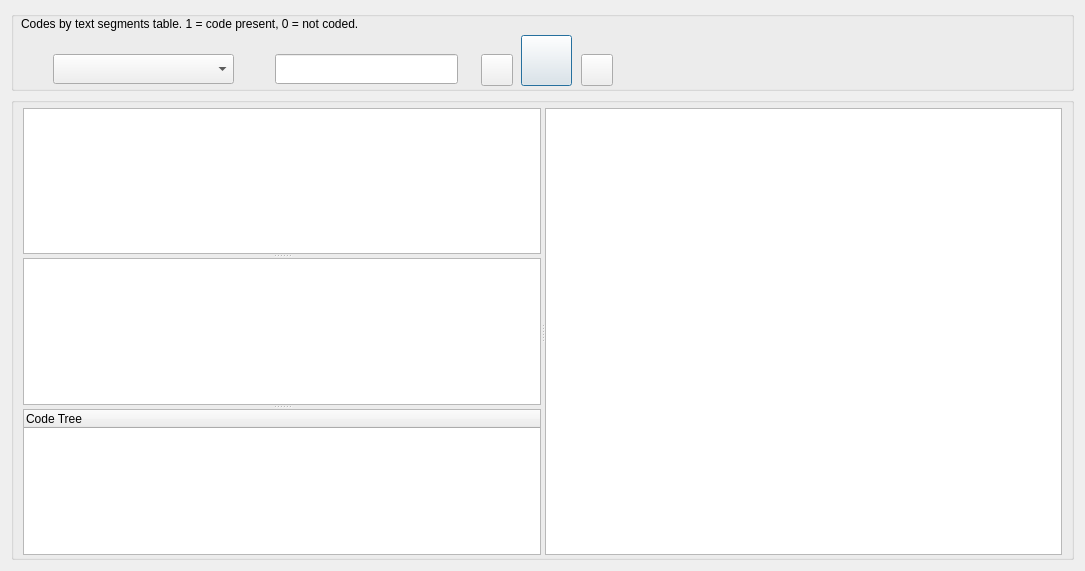
ccbogel/QualCoder, file src/GUI_UIs/ui_report_codes_by_segments.ui: the form before one commit.
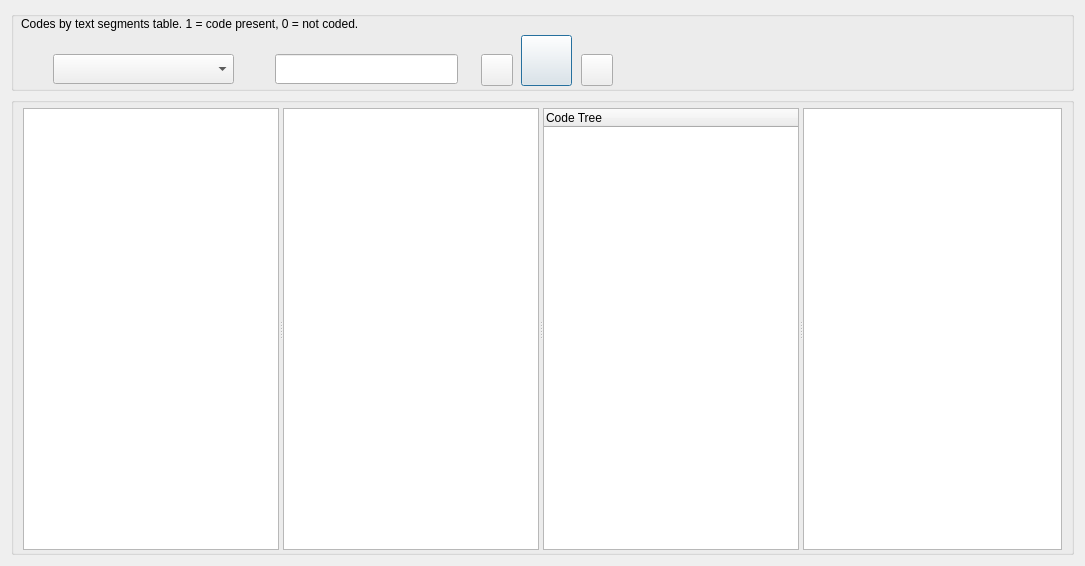
The form after the commit.

Diff of the .ui file:
```diff
--- a/src/GUI_UIs/ui_report_codes_by_segments.ui
+++ b/src/GUI_UIs/ui_report_codes_by_segments.ui
@@ -10,7 +10,7 @@
     <x>0</x>
     <y>0</y>
     <width>1085</width>
-    <height>571</height>
+    <height>566</height>
    </rect>
   </property>
   <property name="windowTitle">
@@ -196,13 +196,7 @@
       </property>
       <item row="0" column="0">
        <widget class="QSplitter" name="splitter">
-        <property name="orientation">
-         <enum>Qt::Orientation::Horizontal</enum>
-        </property>
         <widget class="QSplitter" name="splitter_vert">
-         <property name="orientation">
-          <enum>Qt::Orientation::Vertical</enum>
-         </property>
          <widget class="QListWidget" name="listWidget_files">
           <property name="toolTip">
            <string>&lt;html&gt;&lt;head/&gt;&lt;body&gt;&lt;p&gt;Files. Right click for selection options.&lt;/p&gt;&lt;/body&gt;&lt;/html&gt;</string>
```
Left out of the diff: 8 changed lines with no effect on the pictures.
